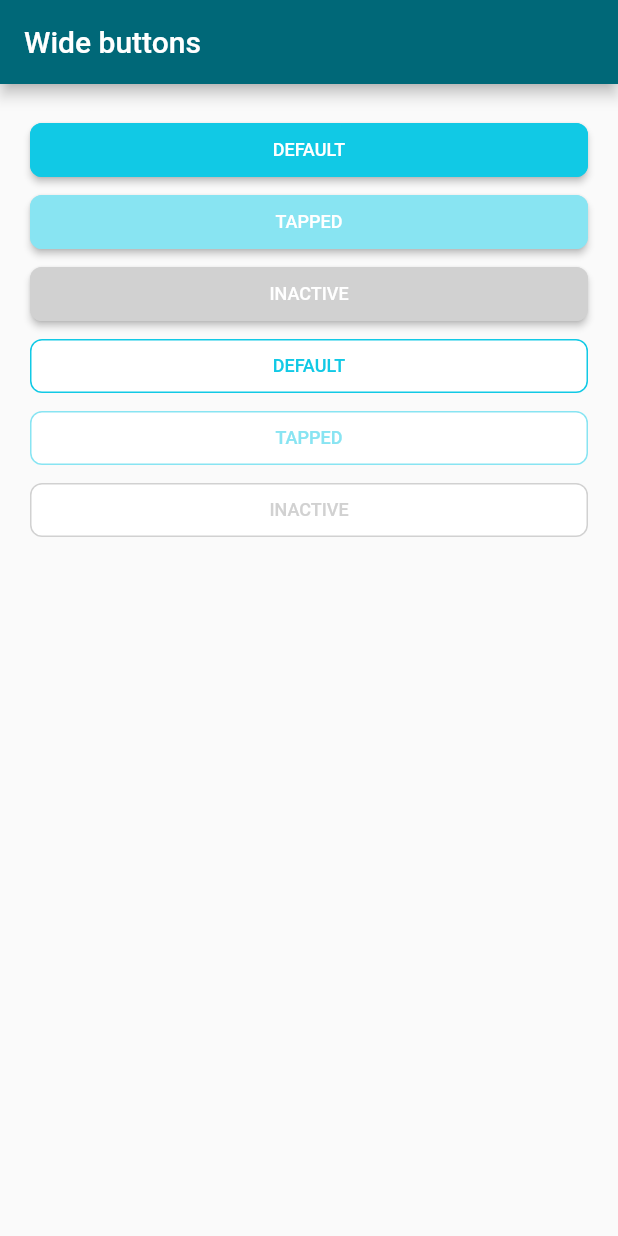
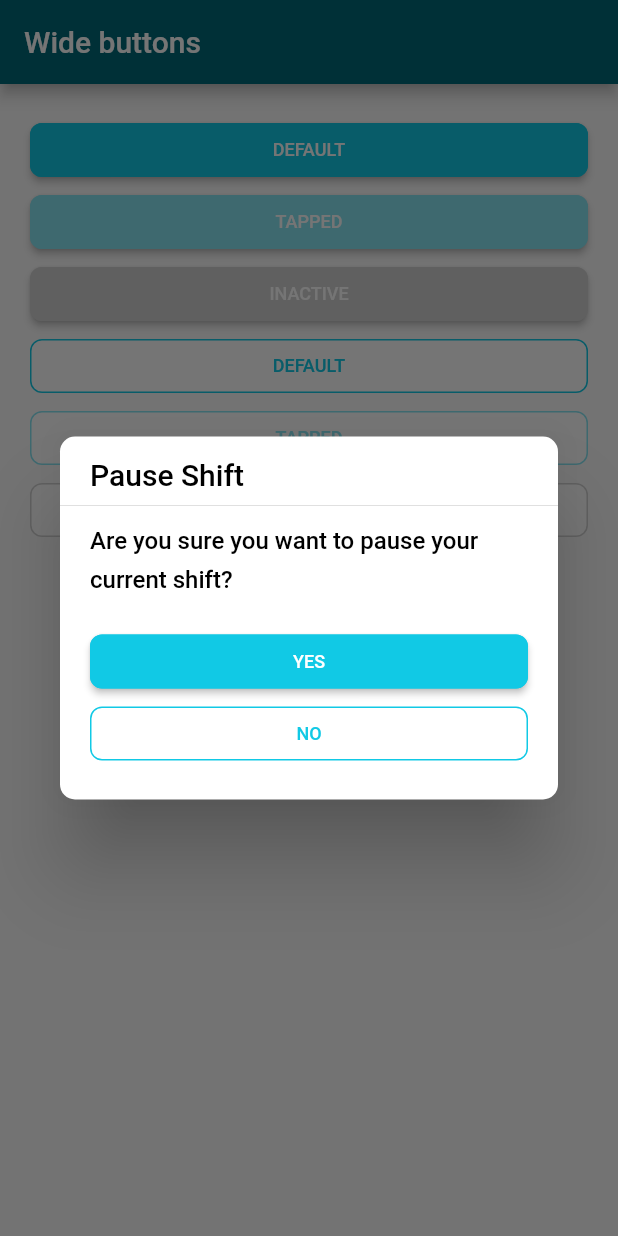
Before and after one commit to alexop345/FlutterRapidonkey, a Flutter app: the screen it shows after launch, after a tap on "DEFAULT", on a phone screen of 412 x 824 dp. Run offline on Flutter 3.47's test engine with Material 2 defaults, Android fonts, the phone set to English and light mode, and no system bars; Roboto replaces fonts that are missing (Ubuntu).

Commit message:
app dialog

```diff
--- a/lib/screens/home/home_screen.dart
+++ b/lib/screens/home/home_screen.dart
@@ -1,10 +1,26 @@
 import 'package:flutter/material.dart';
 import 'package:flutter_rapidonkey/themes/app_dimensions.dart';
+import 'package:flutter_rapidonkey/widgets/app_dialog.dart';
 import 'package:flutter_rapidonkey/widgets/app_elevated_button.dart';
 import 'package:flutter_rapidonkey/widgets/app_outlined_button.dart';
 
 class HomeScreen extends StatelessWidget {
   const HomeScreen({super.key});
+
+  void _showDialog(BuildContext context) {
+    showDialog(
+      barrierDismissible: false,
+      context: context,
+      builder: (ctx) {
+        return Dialog(
+          shape: RoundedRectangleBorder(
+            borderRadius: BorderRadius.circular(AppDimensions.defaultPlusRadius)
+          ),
+          child: const AppDialog(),
+        );
+      },
+    );
+  }
 
   @override
   Widget build(BuildContext context) {
@@ -19,7 +35,9 @@ class HomeScreen extends StatelessWidget {
             AppElevatedButton(
               text: 'Default',
               state: ElevateButtonState.active,
-              onPressed: () {},
+              onPressed: () {
+                _showDialog(context);
+              },
             ),
             AppElevatedButton(
               text: 'Tapped',
@@ -36,7 +54,7 @@ class HomeScreen extends StatelessWidget {
               state: OutlinedButtonState.active,
               onPressed: () {},
             ),
-           AppOutlinedButton(
+            AppOutlinedButton(
               text: 'Tapped',
               state: OutlinedButtonState.tapped,
               onPressed: () {},
--- a/lib/themes/app_dimensions.dart
+++ b/lib/themes/app_dimensions.dart
@@ -1,7 +1,10 @@
 class AppDimensions {
+  static const double zeroSpacing = 0;
   static const double defaultSpacing = 10;
+  static const double defaultPlusSpacing = 14;
   static const double normalSpacing = 20;
 
   //border radius
   static const double defaultRadius = 8;
+  static const double defaultPlusRadius = 10;
 }
--- a/lib/themes/app_font_style.dart
+++ b/lib/themes/app_font_style.dart
@@ -1,11 +1,29 @@
 import 'package:flutter/material.dart';
 
 class AppFontStyle {
-  static const double fontStyleNormal = 12;
+  static const double fontSizeNormal = 12;
+  static const double fontSizeDefault = 16;
+  static const double fontSizeBig = 20;
 
   static TextStyle titleText = const TextStyle(
     fontFamily: "Ubuntu",
-    fontSize: fontStyleNormal,
+    fontSize: fontSizeNormal,
     fontWeight: FontWeight.w500,
   );
+
+  static TextStyle dialogText = const TextStyle(
+    fontFamily: "Ubuntu",
+    fontSize: fontSizeDefault,
+    fontWeight: FontWeight.w500,
+    color: Colors.black,
+    height: 26 / fontSizeDefault
+  );
+
+  static TextStyle dialogTitle = const TextStyle(
+    fontFamily: "Ubuntu",
+    fontSize: fontSizeBig,
+    fontWeight: FontWeight.w500,
+    color: Colors.black,
+    height: 24 / fontSizeBig
+  );
 }
--- /dev/null
+++ b/lib/widgets/app_dialog.dart
@@ -0,0 +1,66 @@
+import 'package:flutter/material.dart';
+import 'package:flutter_rapidonkey/themes/app_dimensions.dart';
+import 'package:flutter_rapidonkey/themes/app_font_style.dart';
+import 'package:flutter_rapidonkey/widgets/app_elevated_button.dart';
+import 'package:flutter_rapidonkey/widgets/app_outlined_button.dart';
+
+class AppDialog extends StatelessWidget {
+  const AppDialog({super.key});
+
+  _close(BuildContext context) {
+    Navigator.of(context).pop();
+  }
+
+  @override
+  Widget build(BuildContext context) {
+    return Column(
+      mainAxisSize: MainAxisSize.min,
+      crossAxisAlignment: CrossAxisAlignment.start,
+      children: [
+        Padding(
+          padding: const EdgeInsets.fromLTRB(
+            AppDimensions.normalSpacing,
+            AppDimensions.defaultPlusSpacing,
+            AppDimensions.normalSpacing,
+            AppDimensions.zeroSpacing,
+          ),
+          child: Text(
+            'Pause Shift',
+            style: AppFontStyle.dialogTitle,
+          ),
+        ),
+        const Divider(),
+        Padding(
+          padding: const EdgeInsets.symmetric(
+            horizontal: AppDimensions.normalSpacing,
+          ),
+          child: Text(
+            'Are you sure you want to pause your current shift?',
+            style: AppFontStyle.dialogText,
+          ),
+        ),
+        Padding(
+          padding: const EdgeInsets.all(AppDimensions.normalSpacing),
+          child: Column(
+            children: [
+              AppElevatedButton(
+                text: 'Yes',
+                state: ElevateButtonState.active,
+                onPressed: () {
+                  _close(context);
+                },
+              ),
+              AppOutlinedButton(
+                text: 'No',
+                state: OutlinedButtonState.active,
+                onPressed: () {
+                  _close(context);
+                },
+              )
+            ],
+          ),
+        ),
+      ],
+    );
+  }
+}
```
